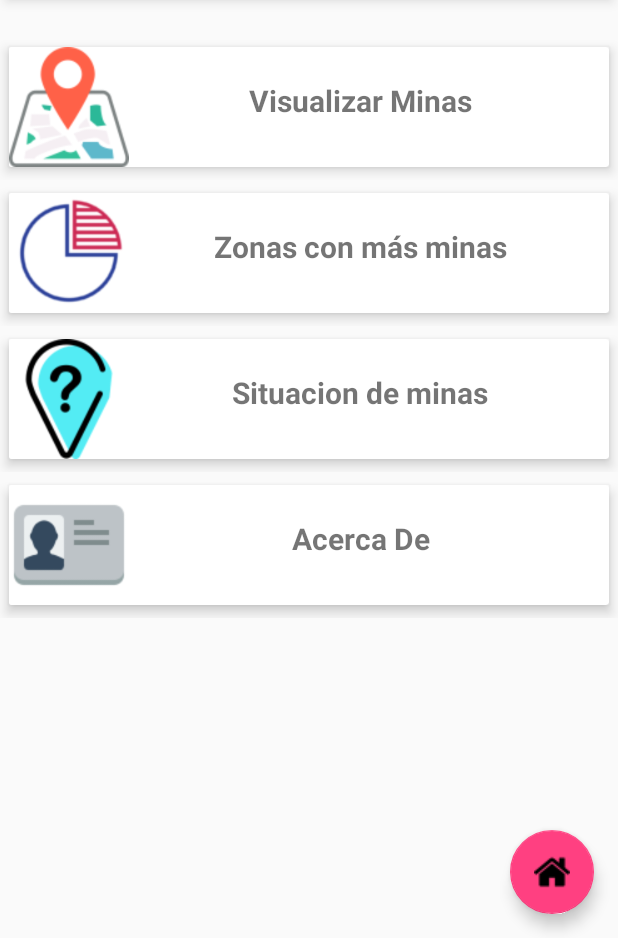
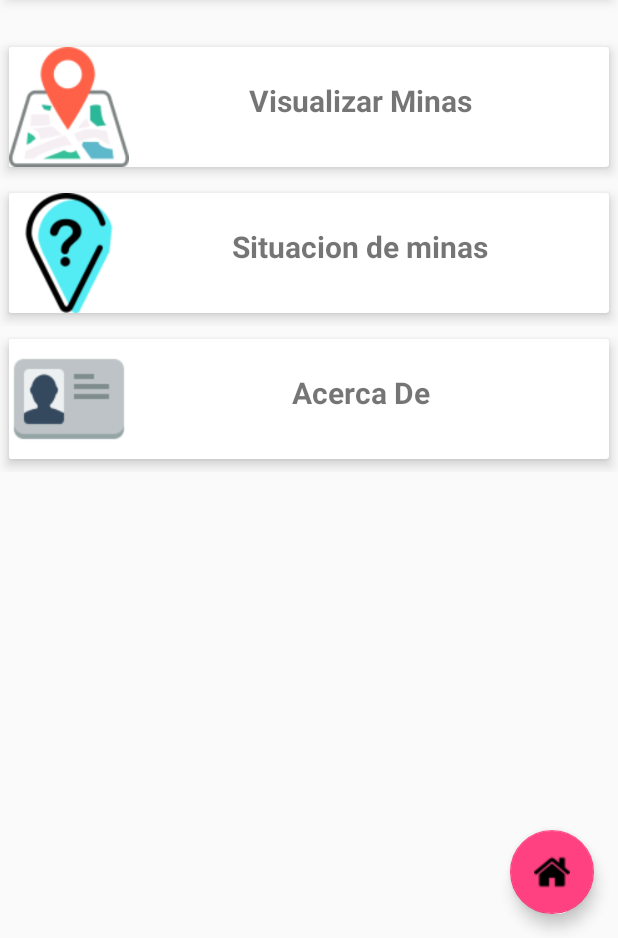
Before and after one commit to paolaEspana/MinasApi, an Android app: the screen it shows after launch (MainDrawer), in the side drawer, after a tap on "Visualizar Minas", on a phone screen of 412 x 824 dp, the part 298-1236 px from its top. Run offline under Robolectric (Android 15) with nearby library versions, the phone set to English and light mode, and no system bars; 1 statement that could not run was skipped.

Commit message:
Se modificaron los datos de la mina y del adpater mina

```diff
--- a/app/src/main/AndroidManifest.xml
+++ b/app/src/main/AndroidManifest.xml
@@ -45,7 +45,7 @@
             android:name=".MainDrawer"
             android:label="@string/title_activity_main_drawer"
             android:theme="@style/AppTheme.NoActionBar" />
-
+        <activity android:name=".AcercaDe"></activity>
     </application>
 
 </manifest>
--- a/app/src/main/java/com/example/paola/minasapi/InicioFragment.java
+++ b/app/src/main/java/com/example/paola/minasapi/InicioFragment.java
@@ -24,7 +24,8 @@ public class InicioFragment extends Fragment{
     private CardView visualizar,zona,acercaDe,situacion;
 
     @Override
-    public void onAttach(Activity activity) {
+    public void onAttach(Activity activity)
+    {
         myContext = (FragmentActivity) activity;
 
         super.onAttach(activity);
--- a/app/src/main/java/com/example/paola/minasapi/MainActivity.java
+++ b/app/src/main/java/com/example/paola/minasapi/MainActivity.java
@@ -6,6 +6,7 @@ import android.support.v4.app.FragmentActivity;
 import android.support.v7.app.AppCompatActivity;
 import android.os.Bundle;
 import android.support.v7.widget.GridLayoutManager;
+import android.support.v7.widget.LinearLayoutManager;
 import android.support.v7.widget.RecyclerView;
 import android.util.Log;
 import android.view.LayoutInflater;
@@ -17,6 +18,7 @@ import com.example.paola.minasapi.api.MinaApiService;
 import com.example.paola.minasapi.api.SituacionApi;
 
 import java.util.ArrayList;
+import java.util.List;
 
 import retrofit2.Call;
 import retrofit2.Callback;
@@ -24,47 +26,71 @@ import retrofit2.Response;
 import retrofit2.Retrofit;
 import retrofit2.converter.gson.GsonConverterFactory;
 
-public class MainActivity extends Fragment
-{
+public class MainActivity extends Fragment {
 
+    private FragmentActivity myContext;
+    private RecyclerView recycler;
+    private RecyclerView.Adapter adapter;
     private Retrofit retrofit;
-    private RecyclerView recyclerView;
-    private ListaMinaAdapter listaMina;
-    private boolean aptoParaCargar;
-    final String TAG = "MINA";
-    private FragmentActivity myContext;
+    public String linea;
 
     @Override
     public void onAttach(Activity activity) {
-        myContext=(FragmentActivity) activity;
+        myContext = (FragmentActivity) activity;
         super.onAttach(activity);
     }
 
     @Override
-    public View onCreateView(LayoutInflater inflater, ViewGroup container, Bundle savedInstanceState)
-    {
-
-        // Inflate the layout for this fragment
-        final View view = inflater.inflate(R.layout.activity_main, container, false);
+    public View onCreateView(LayoutInflater inflater, ViewGroup container, Bundle savedInstanceState) {
+        View view = inflater.inflate(R.layout.activity_main, container, false);
 
         retrofit = new Retrofit.Builder().baseUrl("https://www.datos.gov.co/resource/").addConverterFactory(GsonConverterFactory.create()).build();
 
-        recyclerView = (RecyclerView) view.findViewById(R.id.reciclador);
-        listaMina = new ListaMinaAdapter(myContext);
-        recyclerView.setAdapter(listaMina);
-        recyclerView.setHasFixedSize(true);
+        final List<Mina> lista = new ArrayList<Mina>();
 
-        final GridLayoutManager layoutManager = new GridLayoutManager(myContext, 1);
-        recyclerView.setLayoutManager(layoutManager);
+        // Obtener el Recycler
+        recycler = (RecyclerView) view.findViewById(R.id.reciclador);
+        // Usar un administrador para LinearLayout
+        recycler.setLayoutManager(new LinearLayoutManager(myContext));
 
-        aptoParaCargar = true;
+        MinaApiService service = retrofit.create(MinaApiService.class);
 
-        procesarDatos();
+        Call<ArrayList<Mina>> respesutaApi = service.obtenerLista();
+
+        respesutaApi.enqueue(new Callback<ArrayList<Mina>>() {
+            @Override
+            public void onResponse(Call<ArrayList<Mina>> call, Response<ArrayList<Mina>> response) {
+                if (response.isSuccessful()) {
+                    ArrayList<Mina> minas = response.body();
+
+                    for (int i = 0; i < minas.size(); i++) {
+                        Mina laMina = (Mina) minas.get(i);
+                        Mina miMina = new Mina(laMina.getAno(),laMina.getCodigodanedepartamento(),laMina.getCodigodanemunicipio(),laMina.getDepartamento(),laMina.getEvento(),laMina.getLatitudcabecera(),laMina.getLongitudcabecera(),laMina.getMes(),laMina.getMunicipio(),laMina.getSitio(),laMina.getTipoarea(),laMina.getTipoevento(),laMina.getTipolugar());
+                        lista.add(miMina);
+                    }
+
+                    adapter=new ListaMinaAdapter(lista);
+                    recycler.setAdapter(adapter);
+
+                }
+            }
+
+            @Override
+            public void onFailure(Call<ArrayList<Mina>> call, Throwable t) {
+
+                Log.e("MinasApp", " on Failure " + t.getMessage());
+            }
+        });
+
+
 
         return view;
     }
 
-    private void procesarDatos()
+
+}
+
+    /**private void procesarDatos()
     {
         MinaApiService service = retrofit.create(MinaApiService.class);
 
@@ -76,19 +102,24 @@ public class MainActivity extends Fragment
             public void onResponse(Call<ArrayList<Mina>> call, Response<ArrayList<Mina>> response) {
                 if (response.isSuccessful())
                 {
-                    aptoParaCargar = true;
-                    ArrayList<Mina>  minas = response.body();
 
-                    listaMina.adicionarMina(minas);
+                    ArrayList<Mina> minas = response.body();
+
+                    for(int i=0; i<minas.size(); i++)
+                    {
+                        Mina laMina = (Mina) minas.get(i);
+                        lista.add(laMina);
+                    }
 
                 }
             }
 
             @Override
             public void onFailure(Call<ArrayList<Mina>> call, Throwable t) {
-                aptoParaCargar = true;
-                Log.e(TAG," on Failure "+ t.getMessage());
+
+                Log.e("MinasApp"," on Failure "+ t.getMessage());
             }
         });
-    }
-}
+
+
+    }*/
--- a/app/src/main/res/layout/activity_inicio_fragment.xml
+++ b/app/src/main/res/layout/activity_inicio_fragment.xml
@@ -76,44 +76,6 @@
 
                 </LinearLayout>
 
-            <LinearLayout
-                android:layout_width="match_parent"
-                android:layout_height="match_parent"
-                android:orientation="horizontal"
-                >
-                <android.support.v7.widget.CardView
-                    android:id="@+id/cvZona"
-                    android:layout_width="match_parent"
-                    android:layout_height="wrap_content"
-                    card_view:cardCornerRadius="2dp"
-                    card_view:cardElevation="5dp"
-                    android:foreground="?android:attr/selectableItemBackground"
-                    card_view:cardUseCompatPadding="true"
-                    >
-
-                    <ImageView
-                        android:layout_width="80dp"
-                        android:layout_height="80dp"
-                        android:src="@drawable/grafica"
-                        android:background="#ffffff"
-                        android:scaleType="fitXY"
-                        />
-
-                    <TextView
-                        android:layout_width="308dp"
-                        android:layout_height="match_parent"
-                        android:layout_marginLeft="80dp"
-                        android:layout_marginRight="200dp"
-                        android:text="Zonas con más minas"
-                        android:textAlignment="center"
-                        android:textSize="20dp"
-                        android:textStyle="bold"
-                        android:layout_marginTop="22dp"
-                        />
-                </android.support.v7.widget.CardView>
-
-
-            </LinearLayout>
 
             <LinearLayout
                 android:layout_width="match_parent"
```
Also changed, not shown: app/src/main/java/com/example/paola/minasapi/AcercaDe.java (added, +13 -0 lines), app/src/main/java/com/example/paola/minasapi/ListaMinaAdapter.java (+55 -71 lines), app/src/main/java/com/example/paola/minasapi/api/Mina.java (+17 -0 lines), app/src/main/res/layout/activity_acerca_de.xml (added, +9 -0 lines).
